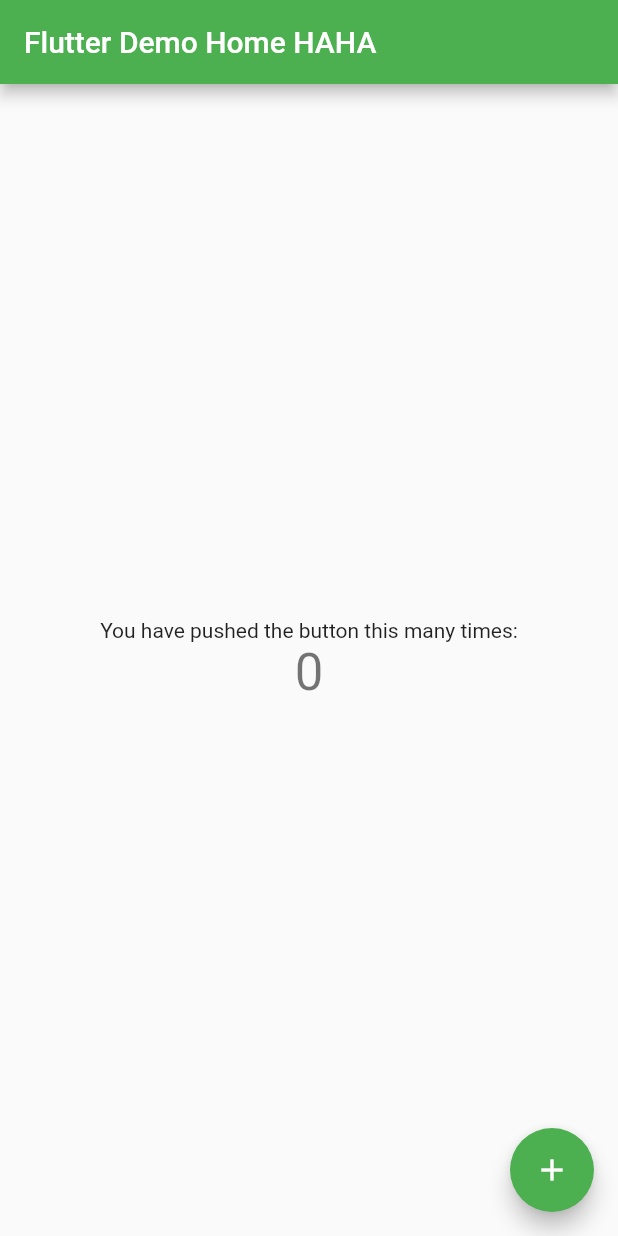
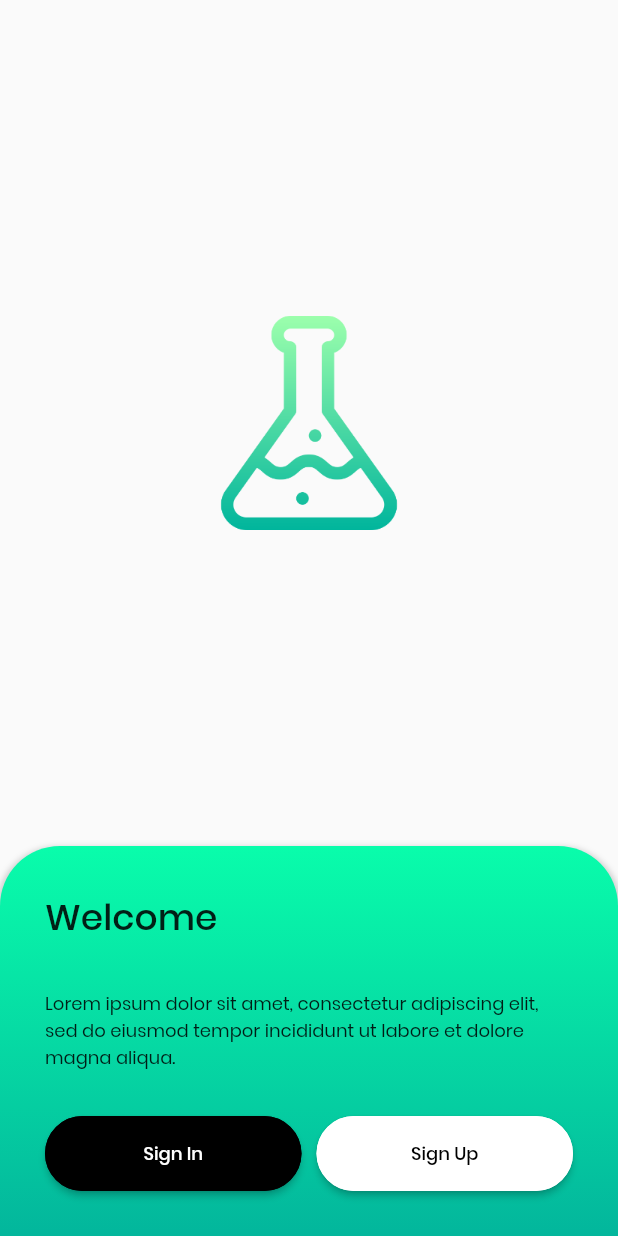
Before and after one commit to wit-id/Platter-Tutorial, a Flutter app: the screen it shows after launch, on a phone screen of 412 x 824 dp. Run offline on Flutter 3.47's test engine with Material 2 defaults, Android fonts, the phone set to English and light mode, and no system bars.

Commit message:
flutter test

```diff
--- /dev/null
+++ b/lib/constant/Constant.dart
@@ -0,0 +1,4 @@
+import 'package:flutter/material.dart';
+
+Color colorPrimary = Color(0xFF03B69C);
+Color colorSemiPrimary = Color(0xFF09FDAB);
--- /dev/null
+++ b/lib/constant/Fonts.dart
@@ -0,0 +1 @@
+String POPPINS = 'Poppins';
--- a/lib/main.dart
+++ b/lib/main.dart
@@ -1,4 +1,11 @@
 import 'package:flutter/material.dart';
+import 'package:flutter/services.dart';
+import 'package:test_flutter/constant/Fonts.dart';
+import 'package:test_flutter/route/Routes.dart';
+import 'package:test_flutter/screen/auth/LoginScreen.dart';
+import 'package:test_flutter/screen/auth/RegisterScreen.dart';
+import 'package:test_flutter/screen/onboard/OnBoardingScreen.dart';
+import 'package:test_flutter/screen/splash/SplashScreen.dart';
 
 void main() {
   runApp(MyApp());
@@ -6,10 +13,18 @@ void main() {
 
 class MyApp extends StatelessWidget {
   // This widget is the root of your application.
+  Map<String, WidgetBuilder> _routes = <String, WidgetBuilder>{
+    SPLASH_SCREEN: (BuildContext context) => new SplashScreen(),
+    ONBOARD_SCREEN: (BuildContext context) => new OnBoardingScreen(),
+    LOGIN_SCREEN: (BuildContext context) => new LoginScreen(),
+    REGISTER_SCREEN: (BuildContext context) => new RegisterScreen(),
+  };
+
   @override
   Widget build(BuildContext context) {
     return MaterialApp(
-      title: 'Flutter Demo',
+      title: 'Platter-Tutorial',
+      debugShowCheckedModeBanner: false,
       theme: ThemeData(
         // This is the theme of your application.
         //
@@ -21,12 +36,14 @@ class MyApp extends StatelessWidget {
         // Notice that the counter didn't reset back to zero; the application
         // is not restarted.
         primarySwatch: Colors.green,
+        fontFamily: POPPINS,
         // This makes the visual density adapt to the platform that you run
         // the app on. For desktop platforms, the controls will be smaller and
         // closer together (more dense) than on mobile platforms.
         visualDensity: VisualDensity.adaptivePlatformDensity,
       ),
-      home: MyHomePage(title: 'Flutter Demo Home HAHA'),
+      home: SplashScreen(),
+      routes: _routes,
     );
   }
 }
--- /dev/null
+++ b/lib/route/Routes.dart
@@ -0,0 +1,4 @@
+String SPLASH_SCREEN = "/SplashScreen";
+String ONBOARD_SCREEN = "/OnBoardScreen";
+String LOGIN_SCREEN = "/LoginScreen";
+String REGISTER_SCREEN = "/RegisterScreen";
--- /dev/null
+++ b/lib/screen/onboard/OnBoardingScreen.dart
@@ -0,0 +1,105 @@
+import 'dart:async';
+import 'dart:math';
+
+import 'package:flutter/cupertino.dart';
+import 'package:flutter/material.dart';
+import 'package:test_flutter/constant/Constant.dart';
+import 'package:test_flutter/route/Routes.dart';
+import 'package:test_flutter/widget/QuarterCirclePainter.dart';
+
+class OnBoardingScreen extends StatefulWidget {
+  @override
+  OnBoardingScreenState createState() => new OnBoardingScreenState();
+}
+
+class OnBoardingScreenState extends State<OnBoardingScreen> {
+  @override
+  void initState() {
+    super.initState();
+  }
+
+  @override
+  Widget build(BuildContext context) {
+    return Scaffold(
+      body: SafeArea(
+        child: Column(children: <Widget>[
+        Expanded(
+            child: Center(
+                child: Padding(
+          padding: const EdgeInsets.all(8.0),
+          child: Image.asset(
+            "assets/images/flask.png",
+            fit: BoxFit.cover,
+          ),
+        ))),
+        Container(
+          width: double.infinity,
+          padding: EdgeInsets.all(30.0),
+          child: Column(
+            crossAxisAlignment: CrossAxisAlignment.start,
+            children: [
+              Text('Welcome',
+                  style: TextStyle(fontSize: 24, fontWeight: FontWeight.w600)),
+              Padding(
+                padding: const EdgeInsets.only(top: 30.0, bottom: 30.0),
+                child: Text(
+                    'Lorem ipsum dolor sit amet, consectetur adipiscing elit, sed do eiusmod tempor incididunt ut labore et dolore magna aliqua.',
+                    style: TextStyle(fontSize: 12)),
+              ),
+              Row(
+                children: [
+                  Expanded(
+                      child: RaisedButton(
+                    shape: RoundedRectangleBorder(
+                        borderRadius: BorderRadius.circular(40.0),
+                        side: BorderSide(color: Colors.black)),
+                    onPressed: () {
+                      Navigator.pushNamed(context, LOGIN_SCREEN);
+                    },
+                    color: Colors.black,
+                    padding: EdgeInsets.only(top: 16.0, bottom: 16.0),
+                    textColor: Colors.white,
+                    child: Text("Sign In", style: TextStyle(fontSize: 12)),
+                  )),
+                  SizedBox(width: 10),
+                  Expanded(
+                      child: RaisedButton(
+                    shape: RoundedRectangleBorder(
+                        borderRadius: BorderRadius.circular(40.0),
+                        side: BorderSide(color: Colors.white)),
+                    onPressed: () {
+                      Navigator.pushNamed(context, REGISTER_SCREEN);
+                    },
+                    color: Colors.white,
+                    padding: EdgeInsets.only(top: 16.0, bottom: 16.0),
+                    textColor: Colors.black,
+                    child: Text("Sign Up", style: TextStyle(fontSize: 12)),
+                  )),
+                ],
+              )
+            ],
+          ),
+          decoration: BoxDecoration(
+            gradient: new LinearGradient(
+                begin: Alignment.topCenter,
+                end: Alignment.bottomCenter,
+                colors: [colorSemiPrimary, colorPrimary]),
+            borderRadius: BorderRadius.only(
+              topLeft: Radius.circular(40),
+              topRight: Radius.circular(40),
+            ),
+            boxShadow: [
+              BoxShadow(
+                color: Colors.grey.withOpacity(0.5),
+                spreadRadius: 2,
+                blurRadius: 3,
+                offset: Offset(0, 3), // changes position of shadow
+              ),
+            ],
+          ),
+        ),
+      ])
+      ),
+    );
+  }
+}
```
Also changed, not shown: lib/screen/auth/LoginScreen.dart (added, +152 -0 lines), lib/screen/auth/RegisterScreen.dart (added, +181 -0 lines), lib/screen/splash/SplashScreen.dart (added, +83 -0 lines), lib/widget/QuarterCirclePainter.dart (added, +49 -0 lines), pubspec.yaml (+8 -3 lines), assets/fonts/Poppins-Medium.ttf (added), assets/fonts/Poppins-Regular.ttf (added), assets/images/2.0x/flask.png (added), assets/images/3.0x/flask.png (added), assets/images/flask.png (added), pubspec.lock, 2 other files.
